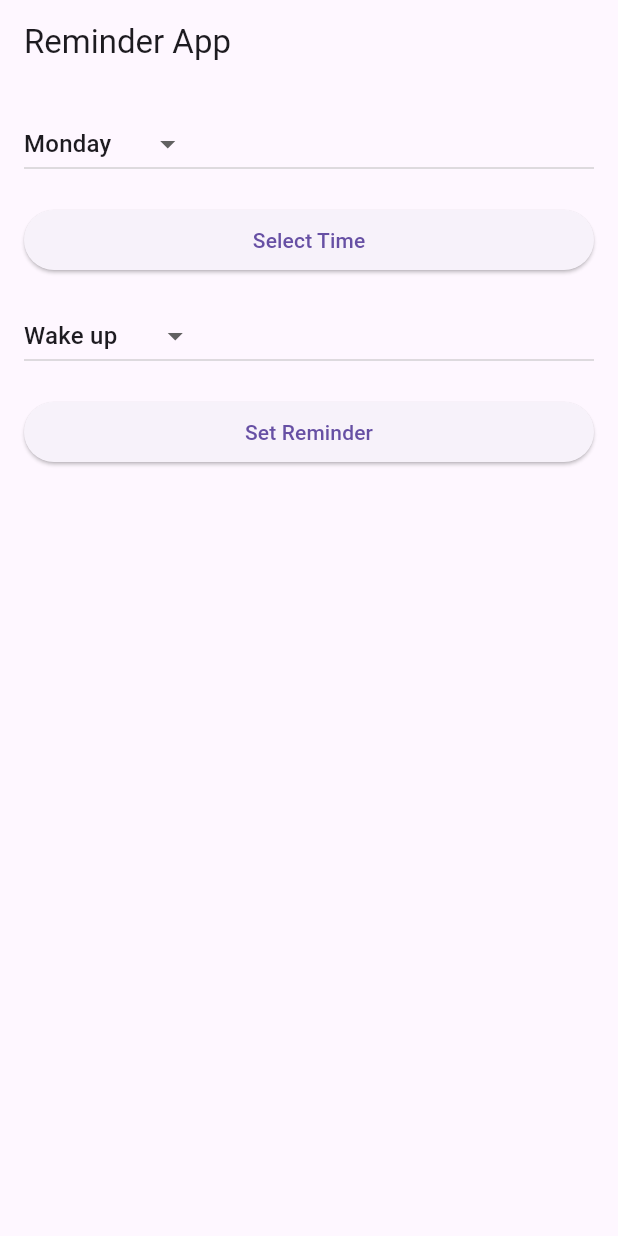
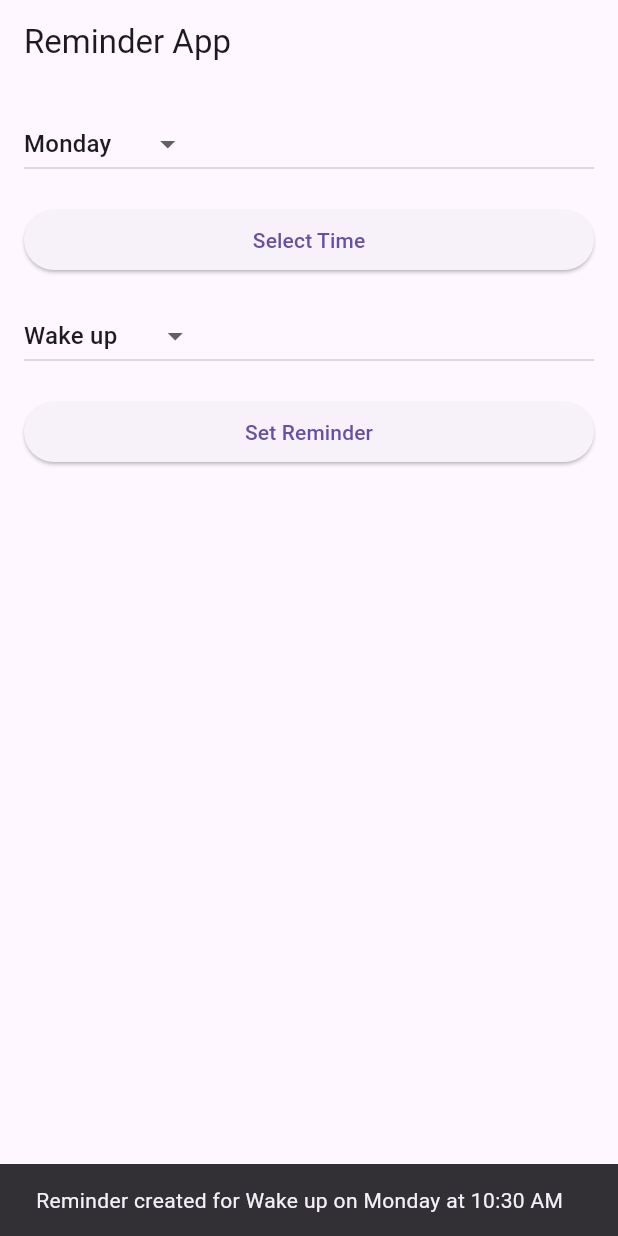
Before and after one commit to MohamedAshifAli/myflutterproject, a Flutter app: the screen it shows after launch, after a tap on "Set Reminder", on a phone screen of 412 x 824 dp. Run offline on Flutter 3.47's test engine with Material 3 defaults, Android fonts, the phone set to English and light mode, and no system bars; our stand-ins replace flutter_local_notifications.

Commit message:
commitd new

```diff
--- a/lib/main.dart
+++ b/lib/main.dart
@@ -1,10 +1,33 @@
 import 'package:flutter/material.dart';
+import 'package:flutter_local_notifications/flutter_local_notifications.dart';
 
-void main() {
-  runApp(ReminderApp());
+// Reminder model
+class Reminder {
+  final String day;
+  final TimeOfDay time;
+  final String activity;
+
+  Reminder({required this.day, required this.time, required this.activity});
 }
 
-class ReminderApp extends StatelessWidget {
+// FlutterLocalNotificationsPlugin instance
+final FlutterLocalNotificationsPlugin flutterLocalNotificationsPlugin =
+FlutterLocalNotificationsPlugin();
+
+Future<void> main() async {
+  WidgetsFlutterBinding.ensureInitialized();
+
+  // Initialize notifications plugin
+  final InitializationSettings initializationSettings =
+  InitializationSettings(
+    android: AndroidInitializationSettings('@mipmap/ic_launcher'),
+  );
+  await flutterLocalNotificationsPlugin.initialize(initializationSettings);
+
+  runApp(MyApp());
+}
+
+class MyApp extends StatelessWidget {
   @override
   Widget build(BuildContext context) {
     return MaterialApp(
@@ -23,14 +46,20 @@ class ReminderScreen extends StatefulWidget {
 }
 
 class _ReminderScreenState extends State<ReminderScreen> {
-  String selectedDay = 'Monday'; // Initialize with a default day
-  TimeOfDay selectedTime = TimeOfDay.now(); // Initialize with current time
-  String selectedActivity = 'Wake up'; // Initialize with a default activity
+  String selectedDay = 'Monday';
+  TimeOfDay selectedTime = TimeOfDay.now();
+  String selectedActivity = 'Wake up';
 
-  // Define a function to handle reminder creation
+  // Replace with your reminder creation logic (e.g., store in list or database)
   void createReminder() {
-    // Implement reminder creation logic here
-    // This function will be triggered when the user confirms the selection
+    print(
+        'Reminder created: $selectedActivity on $selectedDay at ${selectedTime.format(context)}');
+    // Implement your reminder creation logic here (e.g., display a Snackbar)
+    ScaffoldMessenger.of(context).showSnackBar(
+      SnackBar(
+        content: Text('Reminder created for $selectedActivity on $selectedDay at ${selectedTime.format(context)}'),
+      ),
+    );
   }
 
   @override
@@ -51,9 +80,15 @@ class _ReminderScreenState extends State<ReminderScreen> {
                   selectedDay = newValue!;
                 });
               },
-              // Populate days of the week dynamically
-              items: <String>['Monday', 'Tuesday', 'Wednesday', 'Thursday', 'Friday', 'Saturday', 'Sunday']
-                  .map<DropdownMenuItem<String>>((String value) {
+              items: <String>[
+                'Monday',
+                'Tuesday',
+                'Wednesday',
+                'Thursday',
+                'Friday',
+                'Saturday',
+                'Sunday'
+              ].map<DropdownMenuItem<String>>((String value) {
                 return DropdownMenuItem<String>(
                   value: value,
                   child: Text(value),
@@ -83,9 +118,17 @@ class _ReminderScreenState extends State<ReminderScreen> {
                   selectedActivity = newValue!;
                 });
               },
-              // Populate activities dynamically
-              items: <String>['Wake up', 'Go to gym', 'Breakfast', 'Meetings', 'Lunch', 'Quick nap', 'Go to library', 'Dinner', 'Go to sleep']
-                  .map<DropdownMenuItem<String>>((String value) {
+              items: <String>[
+                'Wake up',
+                'Go to gym',
+                'Breakfast',
+                'Meetings',
+                'Lunch',
+                'Quick nap',
+                'Go to library',
+                'Dinner',
+                'Go to sleep'
+              ].map<DropdownMenuItem<String>>((String value) {
                 return DropdownMenuItem<String>(
                   value: value,
                   child: Text(value),
@@ -94,9 +137,7 @@ class _ReminderScreenState extends State<ReminderScreen> {
             ),
             SizedBox(height: 16.0),
             ElevatedButton(
-              onPressed: () {
-                createReminder();
-              },
+              onPressed: createReminder,
               child: Text('Set Reminder'),
             ),
           ],
--- a/pubspec.yaml
+++ b/pubspec.yaml
@@ -24,13 +24,14 @@ environment:
 dependencies:
   flutter:
     sdk: flutter
-  flutter_local_notifications: ^15.0.0
+  flutter_local_notifications: ^16.3.2
   cupertino_icons: ^1.0.2
+  flutter_native_timezone: ^2.0.0
 
 dev_dependencies:
   flutter_test:
     sdk: flutter
-  flutter_lints: ^2.0.0
+  flutter_lints: ^3.0.1
 
 flutter:
   uses-material-design: true
```
Also changed, not shown: pubspec.lock.
